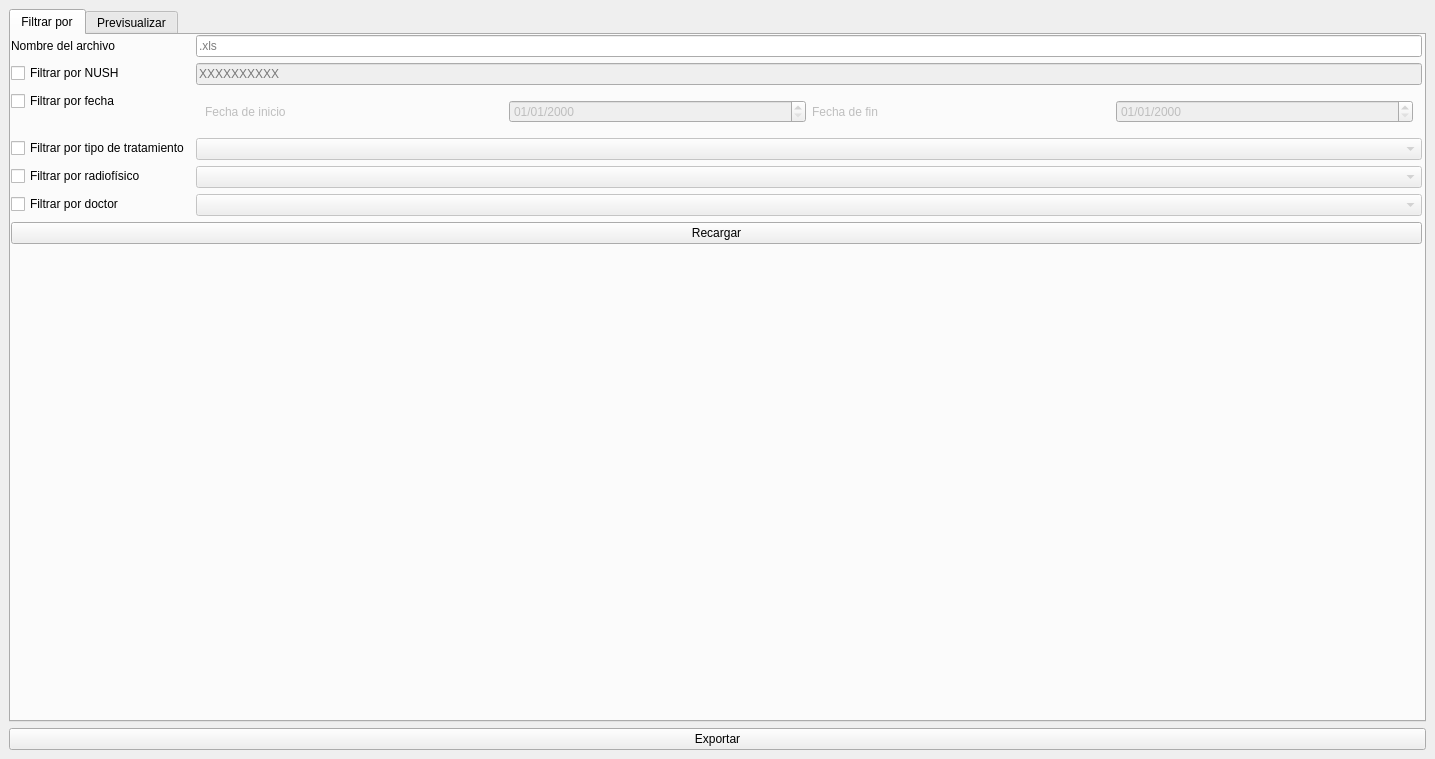
18Orion/GestorDePacientesRadioterapia, file UI/exploitUI.ui: the form before one commit.
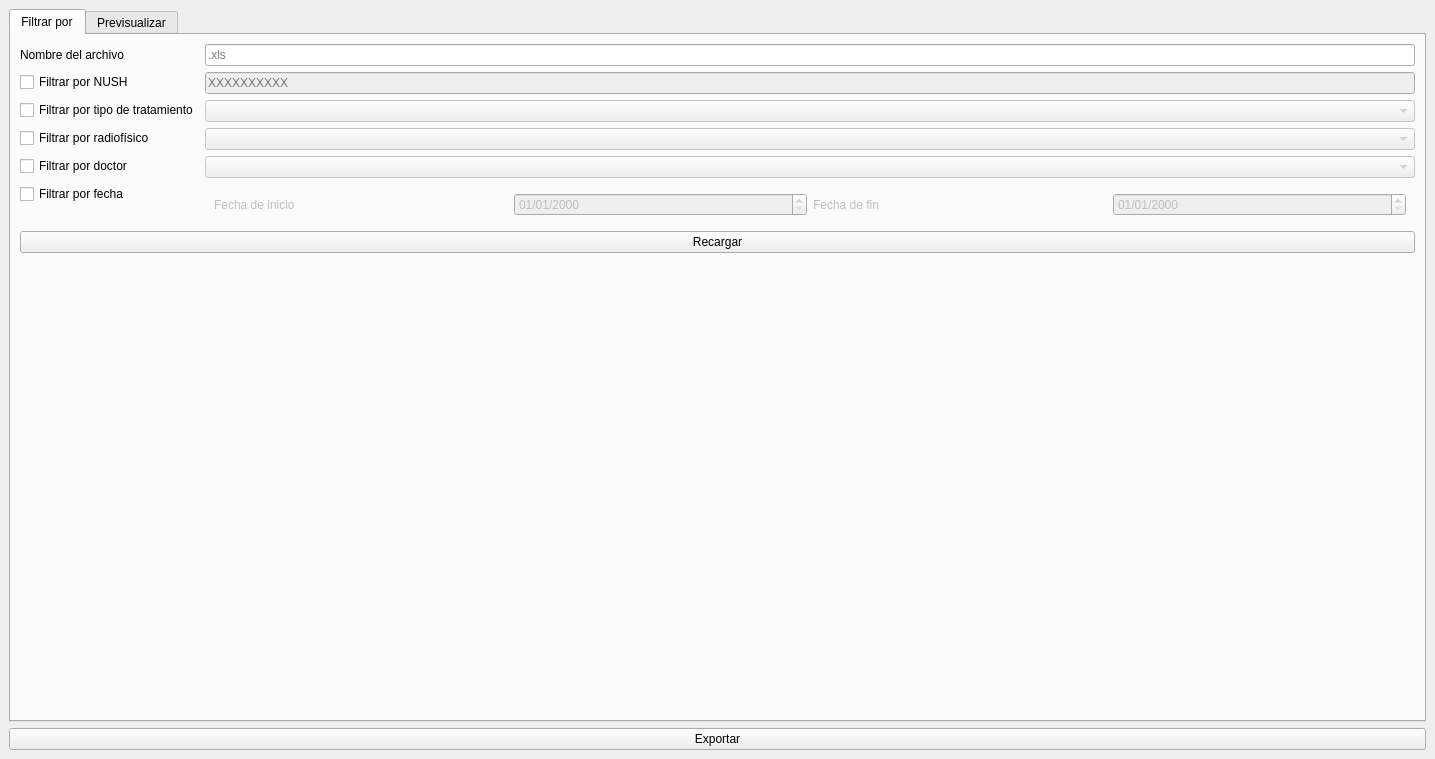
The form after the commit. The open tabs and pages were chosen to show the change.

```diff
--- a/UI/exploitUI.ui
+++ b/UI/exploitUI.ui
@@ -18,7 +18,7 @@
     <item>
      <widget class="QTabWidget" name="tabWidget">
       <property name="currentIndex">
-       <number>1</number>
+       <number>0</number>
       </property>
       <widget class="QWidget" name="tab">
        <property name="sizePolicy">
@@ -30,16 +30,7 @@
        <attribute name="title">
         <string>Filtrar por</string>
        </attribute>
-       <widget class="QWidget" name="formLayoutWidget">
-        <property name="geometry">
-         <rect>
-          <x>0</x>
-          <y>0</y>
-          <width>1411</width>
-          <height>641</height>
-         </rect>
-        </property>
-        <layout class="QFormLayout" name="formLayout">
+       <layout class="QFormLayout" name="formLayout_2">
          <item row="0" column="0">
           <widget class="QLabel" name="label_3">
            <property name="text">
@@ -75,13 +66,55 @@
           </widget>
          </item>
          <item row="2" column="0">
+         <widget class="QCheckBox" name="treatmentCheck">
+          <property name="text">
+           <string>Filtrar por tipo de tratamiento</string>
+          </property>
+         </widget>
+        </item>
+        <item row="2" column="1">
+         <widget class="QComboBox" name="treatmentTypeComboBox">
+          <property name="enabled">
+           <bool>false</bool>
+          </property>
+         </widget>
+        </item>
+        <item row="3" column="0">
+         <widget class="QCheckBox" name="radiophysicistCheckBox">
+          <property name="text">
+           <string>Filtrar por radiofísico</string>
+          </property>
+         </widget>
+        </item>
+        <item row="3" column="1">
+         <widget class="QComboBox" name="radiophysicistComboBox">
+          <property name="enabled">
+           <bool>false</bool>
+          </property>
+         </widget>
+        </item>
+        <item row="4" column="0">
+         <widget class="QCheckBox" name="doctorCheckBox">
+          <property name="text">
+           <string>Filtrar por doctor</string>
+          </property>
+         </widget>
+        </item>
+        <item row="4" column="1">
+         <widget class="QComboBox" name="doctorComboBox">
+          <property name="enabled">
+           <bool>false</bool>
+          </property>
+         </widget>
+        </item>
+        <item row="5" column="0">
           <widget class="QCheckBox" name="dateCheck">
            <property name="text">
             <string>Filtrar por fecha</string>
            </property>
           </widget>
          </item>
-         <item row="2" column="1">
+        <item row="5" column="1">
           <widget class="QFrame" name="dateFrame">
            <property name="enabled">
             <bool>false</bool>
@@ -118,48 +151,6 @@
            </layout>
           </widget>
          </item>
-         <item row="3" column="0">
-          <widget class="QCheckBox" name="treatmentCheck">
-           <property name="text">
-            <string>Filtrar por tipo de tratamiento</string>
-           </property>
-          </widget>
-         </item>
-         <item row="3" column="1">
-          <widget class="QComboBox" name="treatmentTypeComboBox">
-           <property name="enabled">
-            <bool>false</bool>
-           </property>
-          </widget>
-         </item>
-         <item row="4" column="0">
-          <widget class="QCheckBox" name="radiophysicistCheckBox">
-           <property name="text">
-            <string>Filtrar por radiofísico</string>
-           </property>
-          </widget>
-         </item>
-         <item row="4" column="1">
-          <widget class="QComboBox" name="radiophysicistComboBox">
-           <property name="enabled">
-            <bool>false</bool>
-           </property>
-          </widget>
-         </item>
-         <item row="5" column="0">
-          <widget class="QCheckBox" name="doctorCheckBox">
-           <property name="text">
-            <string>Filtrar por doctor</string>
-           </property>
-          </widget>
-         </item>
-         <item row="5" column="1">
-          <widget class="QComboBox" name="doctorComboBox">
-           <property name="enabled">
-            <bool>false</bool>
-           </property>
-          </widget>
-         </item>
          <item row="6" column="0" colspan="2">
           <widget class="QPushButton" name="reload">
            <property name="text">
@@ -169,7 +160,6 @@
          </item>
         </layout>
        </widget>
-      </widget>
       <widget class="QWidget" name="tab_2">
        <property name="sizePolicy">
         <sizepolicy hsizetype="Expanding" vsizetype="Expanding">
@@ -180,15 +170,8 @@
        <attribute name="title">
         <string>Previsualizar</string>
        </attribute>
-       <widget class="QWidget" name="verticalLayoutWidget_2">
-        <property name="geometry">
-         <rect>
-          <x>0</x>
-          <y>0</y>
-          <width>1411</width>
-          <height>651</height>
-         </rect>
-        </property>
+       <layout class="QVBoxLayout" name="verticalLayout_4">
+        <item>
         <layout class="QVBoxLayout" name="verticalLayout_3">
          <item>
           <widget class="QTableWidget" name="previsualitationTable">
@@ -283,7 +266,8 @@
           </widget>
          </item>
         </layout>
-       </widget>
+        </item>
+       </layout>
       </widget>
      </widget>
     </item>
```
Lines whose indentation alone changed are shown as unchanged.
